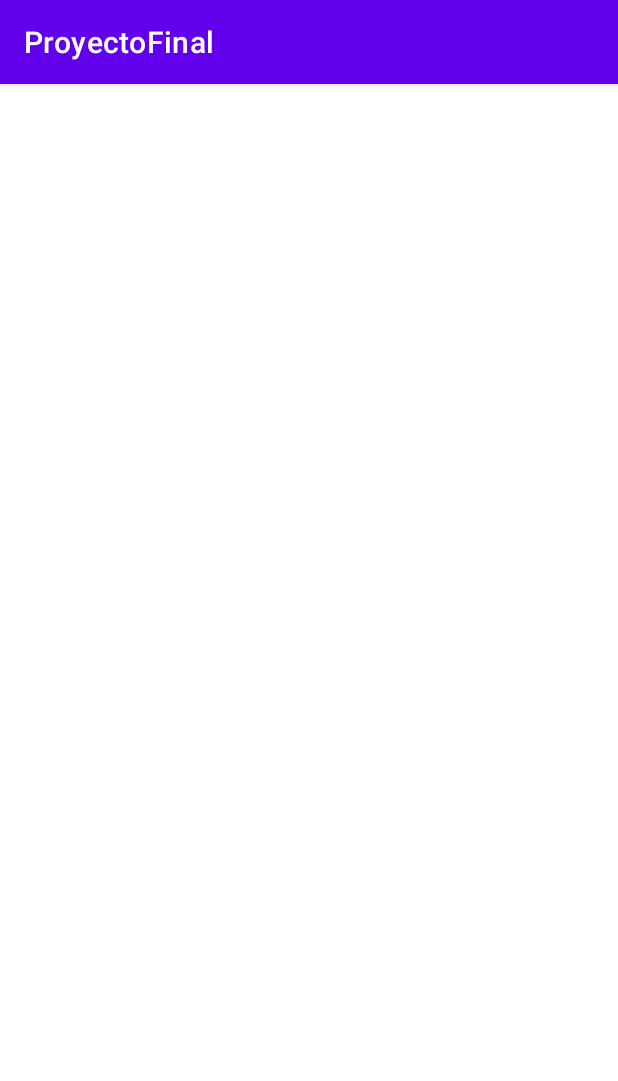
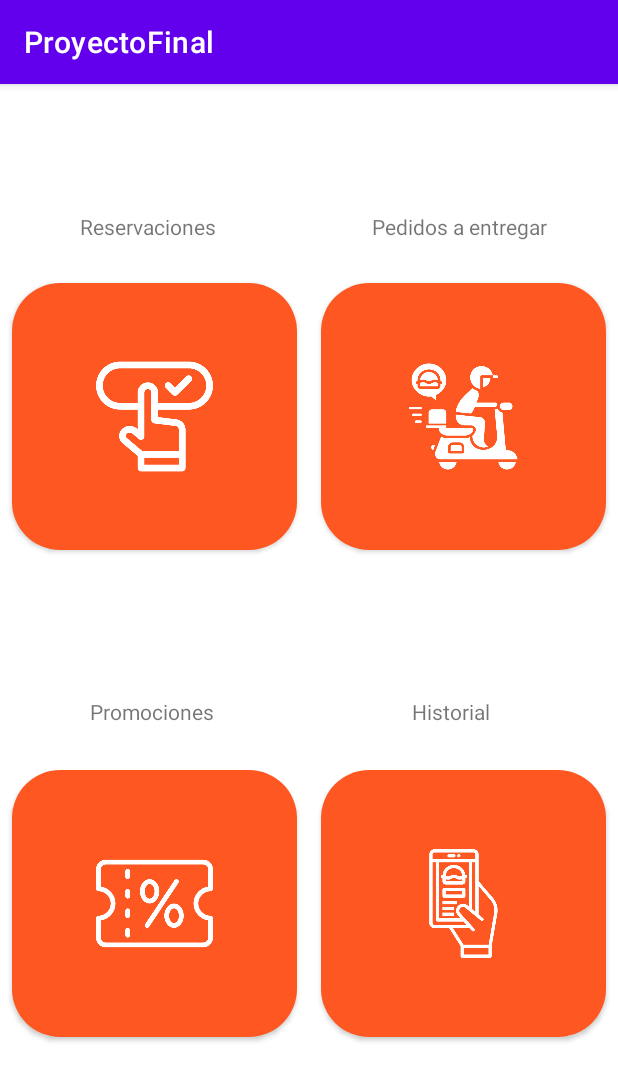
Before and after one commit to JuanPabloPR/Proyecto_Final_Movil-1, an Android app: the fragment DashboardFragment shown on its own in the app's theme, on a phone screen of 412 x 824 dp. Shown: the top 1081 px of the screen. Run offline under Robolectric (Android 15) with nearby library versions, the phone set to English and light mode, and no system bars; 1 statement that could not run was skipped.

Commit message:
Home
Home

```diff
--- a/app/src/main/java/com/example/proyectofinal/ui/dashboard/DashboardFragment.kt
+++ b/app/src/main/java/com/example/proyectofinal/ui/dashboard/DashboardFragment.kt
@@ -28,10 +28,8 @@ class DashboardFragment : Fragment() {
         _binding = FragmentDashboardBinding.inflate(inflater, container, false)
         val root: View = binding.root
 
-        val textView: TextView = binding.textDashboard
-        dashboardViewModel.text.observe(viewLifecycleOwner) {
-            textView.text = it
-        }
+
+
         return root
     }
 
--- a/app/src/main/res/layout/fragment_dashboard.xml
+++ b/app/src/main/res/layout/fragment_dashboard.xml
@@ -6,17 +6,110 @@
     android:layout_height="match_parent"
     tools:context=".ui.dashboard.DashboardFragment">
 
+    <com.google.android.material.button.MaterialButton
+        android:id="@+id/btnReserva"
+        style="@style/BotonCircular"
+        app:icon="@drawable/reserva"
+        app:iconGravity="textTop"
+        android:layout_width="0dp"
+        android:layout_margin="8dp"
+        app:iconSize="78dp"
+        android:layout_height="0dp"
+        app:layout_constraintEnd_toStartOf="@+id/btnEntregas"
+        app:layout_constraintTop_toTopOf="parent"
+        app:layout_constraintStart_toStartOf="parent"
+        app:layout_constraintBottom_toTopOf="@+id/btnPromociones"
+        app:layout_constraintDimensionRatio="1:1"
+        app:iconTint="@android:color/white" />
+
+
+    <com.google.android.material.button.MaterialButton
+        android:id="@+id/btnEntregas"
+        style="@style/BotonCircular"
+        android:layout_margin="8dp"
+        app:iconGravity="textTop"
+        app:icon="@drawable/entregas"
+        android:layout_width="0dp"
+        android:layout_height="0dp"
+        app:iconSize="78dp"
+        app:layout_constraintStart_toEndOf="@+id/btnReserva"
+        app:layout_constraintTop_toTopOf="parent"
+        app:layout_constraintEnd_toEndOf="parent"
+        app:layout_constraintBottom_toTopOf="@+id/btnHistorial"
+        app:layout_constraintDimensionRatio="1:1"
+        app:iconTint="@android:color/white" />
+
+
+    <com.google.android.material.button.MaterialButton
+        android:id="@+id/btnPromociones"
+        style="@style/BotonCircular"
+        app:icon="@drawable/promociones"
+        android:layout_margin="8dp"
+        android:layout_width="0dp"
+        app:iconGravity="textTop"
+        app:iconSize="78dp"
+        android:layout_height="0dp"
+        app:layout_constraintTop_toBottomOf="@+id/btnReserva"
+        app:layout_constraintStart_toStartOf="parent"
+        app:layout_constraintEnd_toStartOf="@+id/btnHistorial"
+        app:layout_constraintBottom_toBottomOf="parent"
+        app:layout_constraintDimensionRatio="1:1"
+        app:iconTint="@android:color/white" />
+
+
+    <com.google.android.material.button.MaterialButton
+        android:id="@+id/btnHistorial"
+        style="@style/BotonCircular"
+        app:icon="@drawable/pedidos"
+        app:iconGravity="textTop"
+        android:layout_width="0dp"
+        android:layout_margin="8dp"
+        android:layout_height="0dp"
+        app:iconSize="78dp"
+        app:layout_constraintTop_toBottomOf="@+id/btnEntregas"
+        app:layout_constraintStart_toEndOf="@+id/btnPromociones"
+        app:layout_constraintEnd_toEndOf="parent"
+        app:layout_constraintBottom_toBottomOf="parent"
+        app:layout_constraintDimensionRatio="1:1"
+        app:iconTint="@android:color/white" />
+
     <TextView
-        android:id="@+id/text_dashboard"
-        android:layout_width="match_parent"
+        android:id="@+id/textView"
+        android:layout_width="wrap_content"
         android:layout_height="wrap_content"
-        android:layout_marginStart="8dp"
-        android:layout_marginTop="8dp"
-        android:layout_marginEnd="8dp"
-        android:textAlignment="center"
-        android:textSize="20sp"
-        app:layout_constraintBottom_toBottomOf="parent"
-        app:layout_constraintEnd_toEndOf="parent"
+        android:layout_marginStart="53dp"
+        android:layout_marginTop="85dp"
+        android:text="Reservaciones"
         app:layout_constraintStart_toStartOf="parent"
         app:layout_constraintTop_toTopOf="parent" />
+
+    <TextView
+        android:id="@+id/textView2"
+        android:layout_width="wrap_content"
+        android:layout_height="wrap_content"
+        android:layout_marginStart="103dp"
+        android:layout_marginTop="85dp"
+        android:text="Pedidos a entregar"
+        app:layout_constraintStart_toEndOf="@+id/textView"
+        app:layout_constraintTop_toTopOf="parent" />
+
+    <TextView
+        android:id="@+id/textView3"
+        android:layout_width="wrap_content"
+        android:layout_height="wrap_content"
+        android:layout_marginStart="60dp"
+        android:layout_marginTop="92dp"
+        android:text="Promociones"
+        app:layout_constraintStart_toStartOf="parent"
+        app:layout_constraintTop_toBottomOf="@+id/btnReserva" />
+
+    <TextView
+        android:id="@+id/textView4"
+        android:layout_width="wrap_content"
+        android:layout_height="wrap_content"
+        android:layout_marginStart="132dp"
+        android:layout_marginTop="92dp"
+        android:text="Historial"
+        app:layout_constraintStart_toEndOf="@+id/textView3"
+        app:layout_constraintTop_toBottomOf="@+id/btnEntregas" />
 </androidx.constraintlayout.widget.ConstraintLayout>
--- /dev/null
+++ b/app/src/main/res/values/style.xml
@@ -0,0 +1,12 @@
+<?xml version="1.0" encoding="utf-8"?>
+<resources>
+
+    <style name="BotonCircular" parent="Widget.MaterialComponents.Button">
+        <item name="cornerRadius">32dp</item>
+        <item name="backgroundTint">#FF5722</item>
+        <item name="iconPadding">0dp</item>
+        <item name="android:textColor">@android:color/white</item>
+        <item name="android:textAllCaps">false</item>
+    </style>
+
+</resources>
--- a/gradle/libs.versions.toml
+++ b/gradle/libs.versions.toml
@@ -1,5 +1,5 @@
 [versions]
-agp = "8.8.0"
+agp = "8.10.1"
 kotlin = "1.9.24"
 coreKtx = "1.16.0"
 junit = "4.13.2"
```
Also changed, not shown: app/src/main/res/drawable/entregas.png (added), app/src/main/res/drawable/pedidos.png (added), app/src/main/res/drawable/promociones.png (added), app/src/main/res/drawable/reserva.png (added), gradle/wrapper/gradle-wrapper.properties.
